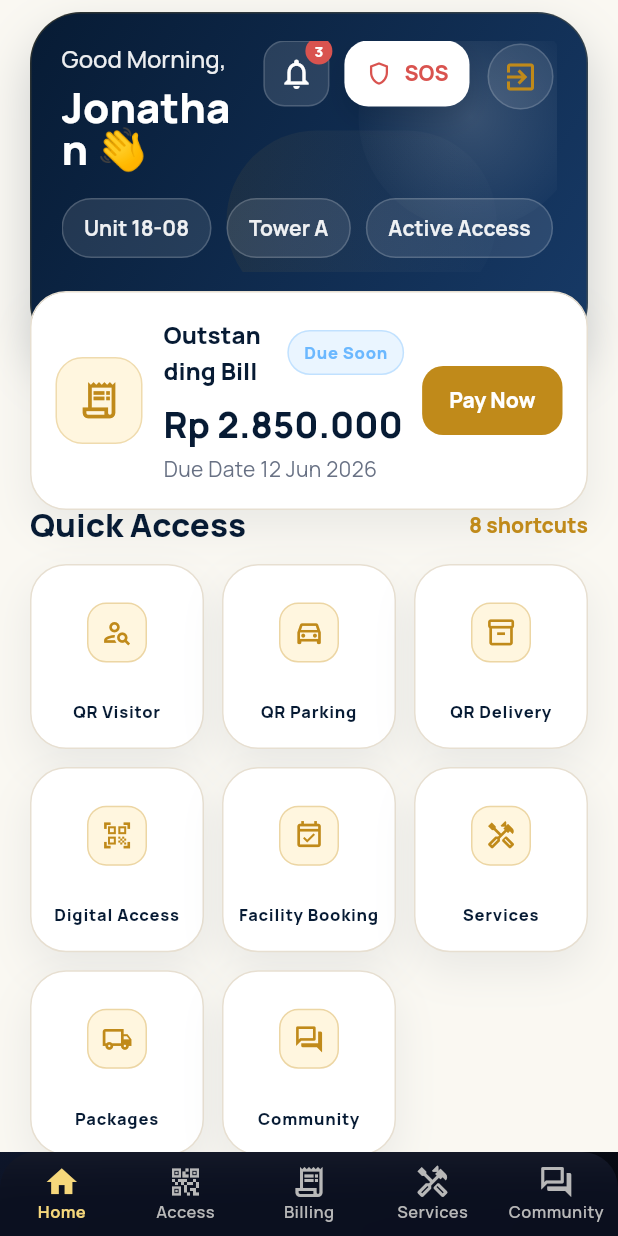
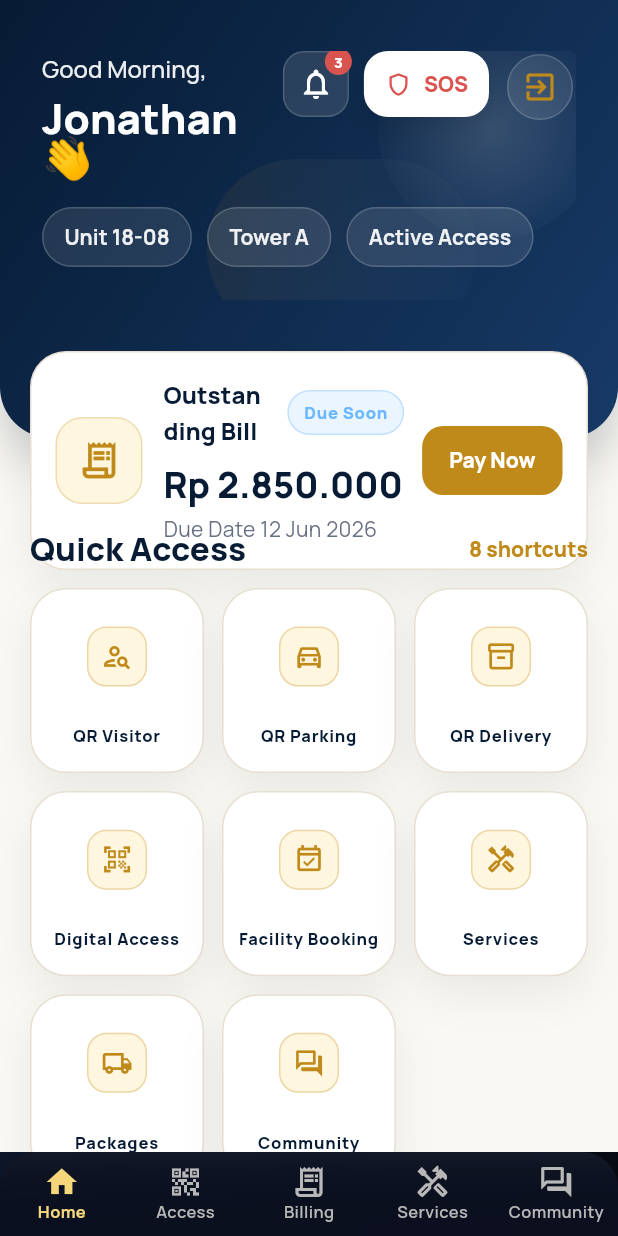
Before and after one commit to Deweeee99/apart-hub, a Flutter app: the ResidentShell screen opened by its route, on a phone screen of 412 x 824 dp. Run offline on Flutter 3.47's test engine with Material 3 defaults, Android fonts, the phone set to English and light mode, and no system bars; drawn by our look-alikes of flutter_animate; our stand-ins replace flutter_local_notifications, go_router, google_fonts, qr_flutter.

Commit message:
updated header home

```diff
--- a/lib/features/resident/home/resident_home_page.dart
+++ b/lib/features/resident/home/resident_home_page.dart
@@ -95,7 +95,7 @@ class ResidentDashboardPage extends StatelessWidget {
         color: _homeBackground,
         child: ListView(
           key: const ValueKey('resident-dashboard'),
-          padding: const EdgeInsets.fromLTRB(20, 8, 20, 128),
+          padding: const EdgeInsets.only(bottom: 130),
           children: [
             _HeroBillStack(
               resident: resident,
@@ -104,7 +104,10 @@ class ResidentDashboardPage extends StatelessWidget {
               onEmergency: showEmergency,
               onPayNow: () => onNavigate(2),
             ).animate().fadeIn(duration: 420.ms).moveY(begin: 16, end: 0),
-            const SizedBox(height: 10),
+            Padding(
+              padding: const EdgeInsets.symmetric(horizontal: 20),
+              child: Column(
+                children: [
                   const _SectionTitle(
                     title: 'Quick Access',
                     actionLabel: '8 shortcuts',
@@ -156,15 +159,28 @@ class ResidentDashboardPage extends StatelessWidget {
                       ),
                     ],
                   ),
+                ],
+              ),
+            ),
             const SizedBox(height: 18),
-            _SummaryStrip(
+            Padding(
+              padding: const EdgeInsets.symmetric(horizontal: 20),
+              child: _SummaryStrip(
                 residentStatus: resident.residencyStatus,
                 accessStatus: resident.accessStatus,
                 waitingPackages: waitingPackages,
                 activeBillLabel: _currency.format(totalOutstanding),
               ),
+            ),
             const SizedBox(height: 20),
-            const _SectionTitle(title: "What's New", actionLabel: 'View All'),
+            Padding(
+              padding: const EdgeInsets.symmetric(horizontal: 20),
+              child: Column(
+                children: [
+                  const _SectionTitle(
+                    title: "What's New",
+                    actionLabel: 'View All',
+                  ),
                   const SizedBox(height: 12),
                   _AdaptiveGrid(
                     minTileWidth: 156,
@@ -194,7 +210,8 @@ class ResidentDashboardPage extends StatelessWidget {
                         icon: Icons.handyman_outlined,
                         eyebrow: 'Service Request',
                         title: activeTicket.title,
-                  detail: 'Status\n${_ticketStatusLabel(activeTicket.status)}',
+                        detail:
+                            'Status\n${_ticketStatusLabel(activeTicket.status)}',
                         actionLabel: 'Track',
                         actionColor: AppColors.success,
                         onTap: () => onNavigate(3),
@@ -220,7 +237,9 @@ class ResidentDashboardPage extends StatelessWidget {
                         onTap: () {
                           ScaffoldMessenger.of(context).showSnackBar(
                             const SnackBar(
-                        content: Text('Tenant promo ordering is simulated.'),
+                              content: Text(
+                                'Tenant promo ordering is simulated.',
+                              ),
                             ),
                           );
                         },
@@ -237,8 +256,14 @@ class ResidentDashboardPage extends StatelessWidget {
                       ),
                     ],
                   ),
+                ],
+              ),
+            ),
             const SizedBox(height: 18),
-            _EmergencyPanel(onPressed: showEmergency),
+            Padding(
+              padding: const EdgeInsets.symmetric(horizontal: 20),
+              child: _EmergencyPanel(onPressed: showEmergency),
+            ),
           ],
         ),
       ),
@@ -264,17 +289,17 @@ class _HeroBillStack extends StatelessWidget {
   @override
   Widget build(BuildContext context) {
     return SizedBox(
-      height: 318,
+      height: 352,
       child: Stack(
         clipBehavior: Clip.none,
         children: [
           _HeroHeader(resident: resident, onEmergency: onEmergency),
           Positioned(
-            left: 0,
-            right: 0,
-            bottom: 0,
+            left: 20,
+            right: 20,
+            top: 238,
             child: Transform.translate(
-              offset: const Offset(0, 14),
+              offset: const Offset(0, -4),
               child: _OutstandingBillCard(
                 totalOutstanding: totalOutstanding,
                 nearestDue: nearestDue,
@@ -297,16 +322,19 @@ class _HeroHeader extends StatelessWidget {
   @override
   Widget build(BuildContext context) {
     return Container(
-      height: 228,
-      padding: const EdgeInsets.fromLTRB(20, 18, 20, 54),
+      width: double.infinity,
+      height: 292,
+      padding: const EdgeInsets.fromLTRB(28, 34, 28, 92),
       decoration: BoxDecoration(
         gradient: const LinearGradient(
           colors: [_homeNavy, _homeBlue],
           begin: Alignment.topLeft,
           end: Alignment.bottomRight,
         ),
-        borderRadius: BorderRadius.circular(34),
-        border: Border.all(color: _homeGold.withValues(alpha: 0.18)),
+        borderRadius: const BorderRadius.only(
+          bottomLeft: Radius.circular(34),
+          bottomRight: Radius.circular(34),
+        ),
         boxShadow: [
           BoxShadow(
             color: _homeNavy.withValues(alpha: 0.20),
```
Lines whose indentation alone changed are shown as unchanged.
